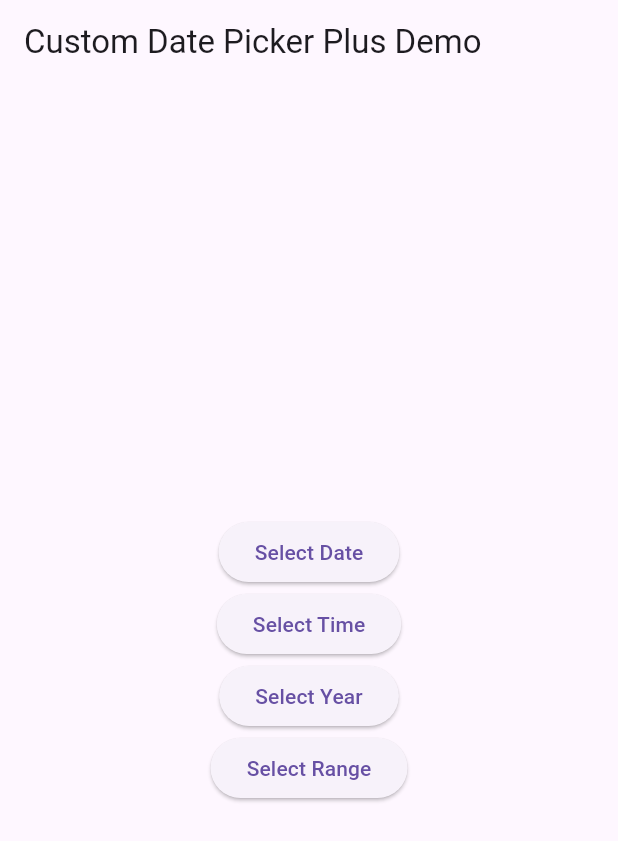
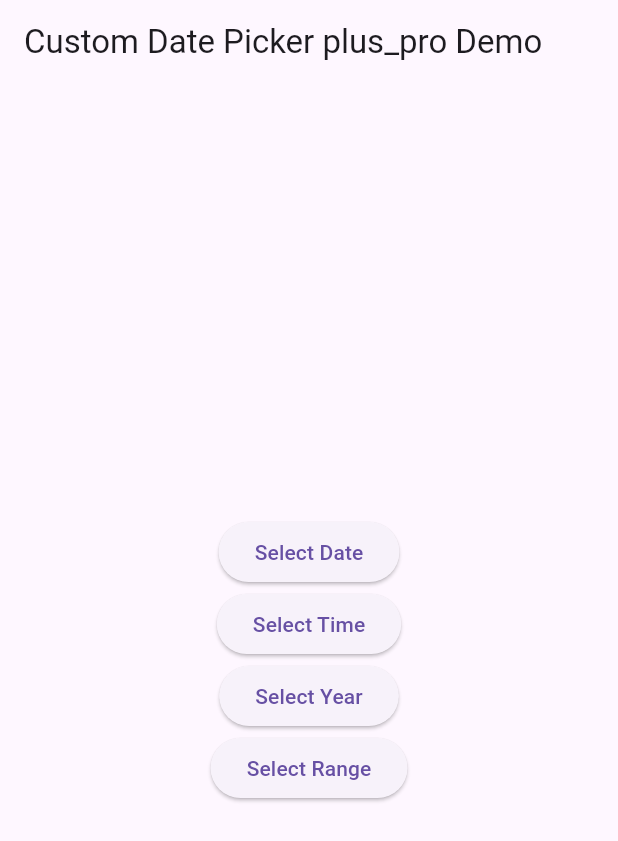
Before and after one commit to RagavanElavarasan/custom_date_picker_plus, a Flutter app: the screen it shows after launch, on a phone screen of 412 x 824 dp. Shown: the top 841 px of the screen. Run offline on Flutter 3.47's test engine with Material 3 defaults, Android fonts, the phone set to English and light mode, and no system bars; our stand-ins replace calendar_date_picker2; missing offline and left inert: custom_date_picker_plus.

Commit message:
package name change

```diff
--- a/example/lib/main.dart
+++ b/example/lib/main.dart
@@ -1,4 +1,4 @@
-import 'package:custom_date_picker_plus/custom_date_picker_plus.dart';
+import 'package:custom_date_picker_plus/custom_date_picker_plus_pro.dart';
 import 'package:flutter/material.dart';
 import 'package:intl/intl.dart';
 
@@ -12,7 +12,7 @@ class MyApp extends StatelessWidget {
   @override
   Widget build(BuildContext context) {
     return MaterialApp(
-      title: 'Custom Date Picker Plus Demo',
+      title: 'Custom Date Picker plus_pro Demo',
       theme: ThemeData(primarySwatch: Colors.teal),
       home: const CustomPickerExample(),
     );
@@ -35,7 +35,7 @@ class _CustomPickerExampleState extends State<CustomPickerExample> {
   @override
   Widget build(BuildContext context) {
     return Scaffold(
-      appBar: AppBar(title: const Text('Custom Date Picker Plus Demo')),
+      appBar: AppBar(title: const Text('Custom Date Picker plus_pro Demo')),
       body: Center(
         child: Column(
           mainAxisAlignment: MainAxisAlignment.center,
--- a/example/pubspec.yaml
+++ b/example/pubspec.yaml
@@ -1,8 +1,8 @@
-name: custom_date_picker_plus_example
+name: custom_date_picker_plus_pro_example
 description: A customizable Flutter package for date, time, year, and range pickers with extensive customization options.
 version: 1.0.0
-homepage: https://github.com/RagavanElavarasan/custom_date_picker_plus
-repository: https://github.com/RagavanElavarasan/custom_date_picker_plus.git
+homepage: https://github.com/RagavanElavarasan/custom_date_picker_plus_pro
+repository: https://github.com/RagavanElavarasan/custom_date_picker_plus_pro.git
 
 environment:
   sdk: '>=2.19.0 <4.0.0'
--- a/pubspec.yaml
+++ b/pubspec.yaml
@@ -1,4 +1,4 @@
-name: custom_date_picker_plus
+name: custom_date_picker_plus_pro
 description: A customizable Flutter package for date, time, year, and range pickers with extensive customization options.
 version: 1.0.0
 homepage: https://github.com/yourusername/custom_pickers
```
Also changed, not shown: example/pubspec.lock, lib/custom_date_picker_plus_pro.dart (renamed from lib/custom_date_picker_plus.dart), 1 other file.
